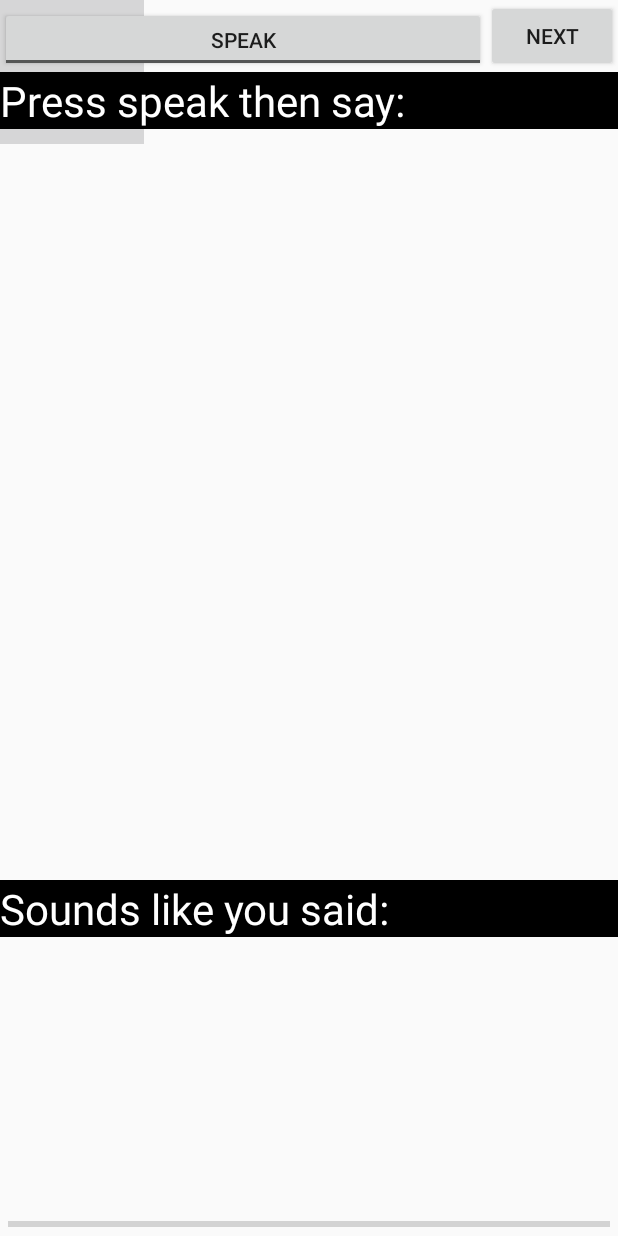
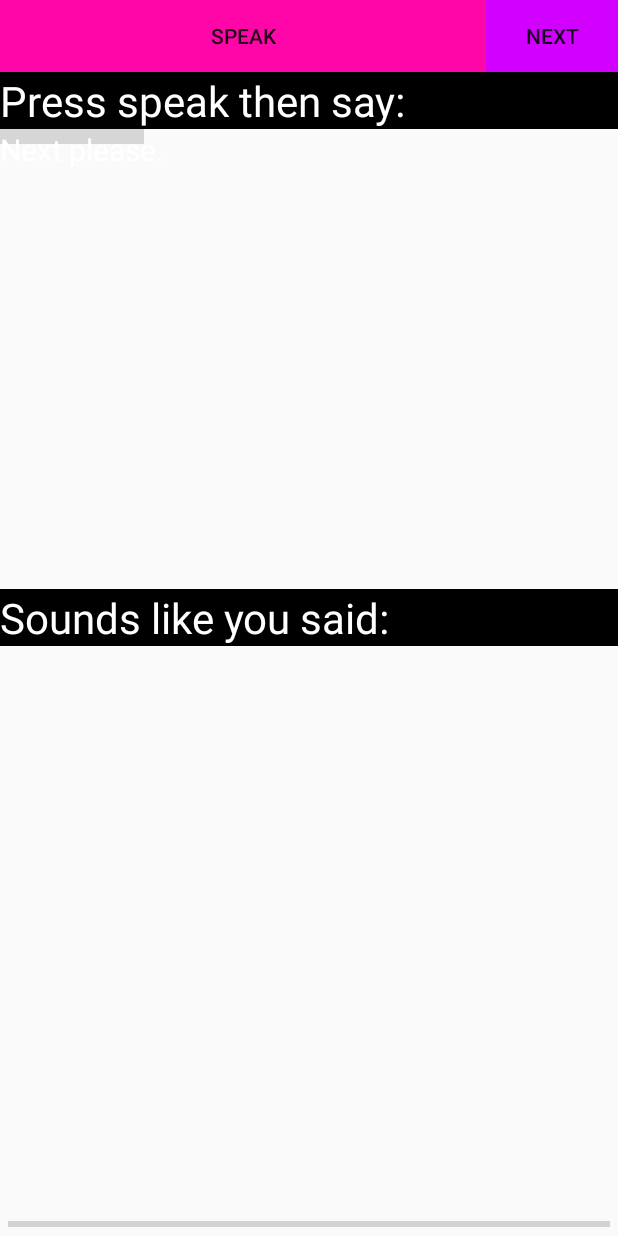
Before and after one commit to jshepdevelopment/SpeechMaster, an Android app: the layout activity_main.xml on its own in the app's theme, with its tools: preview values and no code run, on a phone screen of 412 x 824 dp. Run offline under Robolectric (Android 15) with nearby library versions, the phone set to English and light mode, and no system bars.

Commit message:
UI updates.

```diff
--- /dev/null
+++ b/app/src/main/res/drawable/default_button.xml
@@ -0,0 +1,4 @@
+<shape xmlns:android="http://schemas.android.com/apk/res/android"
+    android:shape="rectangle">
+    <solid android:color="#ffd200ff" />
+</shape>
--- /dev/null
+++ b/app/src/main/res/drawable/default_button_pressed.xml
@@ -0,0 +1,4 @@
+<shape xmlns:android="http://schemas.android.com/apk/res/android"
+    android:shape="rectangle">
+    <solid android:color="#ff8f3d7e" />
+</shape>
--- /dev/null
+++ b/app/src/main/res/drawable/default_button_selector.xml
@@ -0,0 +1,4 @@
+<selector xmlns:android="http://schemas.android.com/apk/res/android" >
+    <item android:state_pressed="true" android:drawable="@drawable/default_button_pressed" />
+    <item android:drawable="@drawable/default_button" />
+</selector>
--- /dev/null
+++ b/app/src/main/res/drawable/toggle_button.xml
@@ -0,0 +1,4 @@
+<shape xmlns:android="http://schemas.android.com/apk/res/android"
+    android:shape="rectangle">
+    <solid android:color="#ffff06a8" />
+</shape>
--- /dev/null
+++ b/app/src/main/res/drawable/toggle_button_pressed.xml
@@ -0,0 +1,4 @@
+<shape xmlns:android="http://schemas.android.com/apk/res/android"
+    android:shape="rectangle">
+    <solid android:color="#ff8a015d" />
+</shape>
--- /dev/null
+++ b/app/src/main/res/drawable/toggle_button_selector.xml
@@ -0,0 +1,4 @@
+<selector xmlns:android="http://schemas.android.com/apk/res/android" >
+    <item android:state_pressed="true" android:drawable="@drawable/toggle_button_pressed" />
+    <item android:drawable="@drawable/toggle_button" />
+</selector>
--- a/app/src/main/res/layout/activity_main.xml
+++ b/app/src/main/res/layout/activity_main.xml
@@ -32,15 +32,15 @@
         android:textSize="20sp"
         android:textColor="#FFFFFF"
         android:shadowColor="#333333"
-        android:layout_alignTop="@+id/textView2"
         android:layout_alignParentLeft="true"
         android:layout_alignParentStart="true"
-        android:layout_marginTop="57dp"
-        android:layout_alignParentBottom="true" />
+        android:layout_alignParentBottom="true"
+        android:layout_below="@+id/textView2" />
 
     <ToggleButton
-        android:layout_width="49dp"
-        android:layout_height="43dp"
+
+        android:layout_width="wrap_content"
+        android:layout_height="wrap_content"
         android:id="@+id/toggleButton1"
         android:textOff="Speak"
         android:textOn="Speaking"
@@ -48,7 +48,13 @@
         android:layout_above="@+id/textView"
         android:layout_alignParentLeft="true"
         android:layout_alignParentStart="true"
-        android:layout_toStartOf="@+id/randomButton" />
+        android:layout_alignParentTop="true"
+        android:layout_below="@+id/randomButton"
+        android:layout_toLeftOf="@+id/randomButton"
+        android:layout_toStartOf="@+id/randomButton"
+        android:background="@drawable/toggle_button_selector"
+
+        />
 
     <TextView
         android:layout_width="wrap_content"
@@ -74,12 +80,11 @@
         android:textColor="#FFFFFF"
         android:id="@+id/textView2"
         android:background="#ff000000"
-        android:layout_above="@+id/progressBar1"
+        android:layout_centerVertical="true"
         android:layout_alignParentLeft="true"
         android:layout_alignParentStart="true"
-        android:layout_marginBottom="183dp"
-        android:layout_alignParentRight="true"
-        android:layout_alignParentEnd="true" />
+        android:layout_alignRight="@+id/randomButton"
+        android:layout_alignEnd="@+id/randomButton" />
 
     <TextView
         android:id="@+id/textPhrase"
@@ -87,15 +92,16 @@
         android:layout_height="wrap_content"
         android:textSize="20sp"
         android:textColor="#FFFFFF"
-        android:textAlignment="center"
         android:shadowColor="#333333"
         android:singleLine="false"
         android:layout_below="@+id/textView"
         android:layout_alignParentLeft="true"
         android:layout_alignParentStart="true"
-        android:layout_above="@+id/textView2" />
+        android:layout_above="@+id/textView2"
+        android:text="@string/next_please" />
 
     <Button
+
         android:layout_width="wrap_content"
         android:layout_height="wrap_content"
         android:text="@string/more"
@@ -106,6 +112,8 @@
 
         android:layout_alignParentTop="true"
         android:layout_alignParentRight="true"
-        android:layout_alignParentEnd="true" />
+        android:layout_alignParentEnd="true"
+        android:background="@drawable/default_button_selector"
+         />
 
 </RelativeLayout>
--- a/app/src/main/res/values/strings.xml
+++ b/app/src/main/res/values/strings.xml
@@ -16,6 +16,7 @@
     <string name="speech_not_supported">Sorry! Your device doesn\'t support speech input.</string>
 
     <string name="more">Next</string>
+    <string name="next_please">Next please.</string>
     <string name="say_this">Press speak then say:</string>
     <string name="sounds_like">Sounds like you said:</string>
 
--- a/app/src/main/res/values/styles.xml
+++ b/app/src/main/res/values/styles.xml
@@ -5,4 +5,17 @@
         <!-- Customize your theme here. -->
     </style>
 
+    <style name="DefaultButton">
+        <item name="android:layout_width">wrap_content</item>
+        <item name="android:layout_height">wrap_content</item>
+        <item name="android:background">@drawable/default_button_selector</item>
+    </style>
+
+    <style name="ToggleButton">
+        <item name="android:layout_width">wrap_content</item>
+        <item name="android:layout_height">wrap_content</item>
+        <item name="android:background">@drawable/toggle_button_selector</item>
+    </style>
+
+
 </resources>
```
